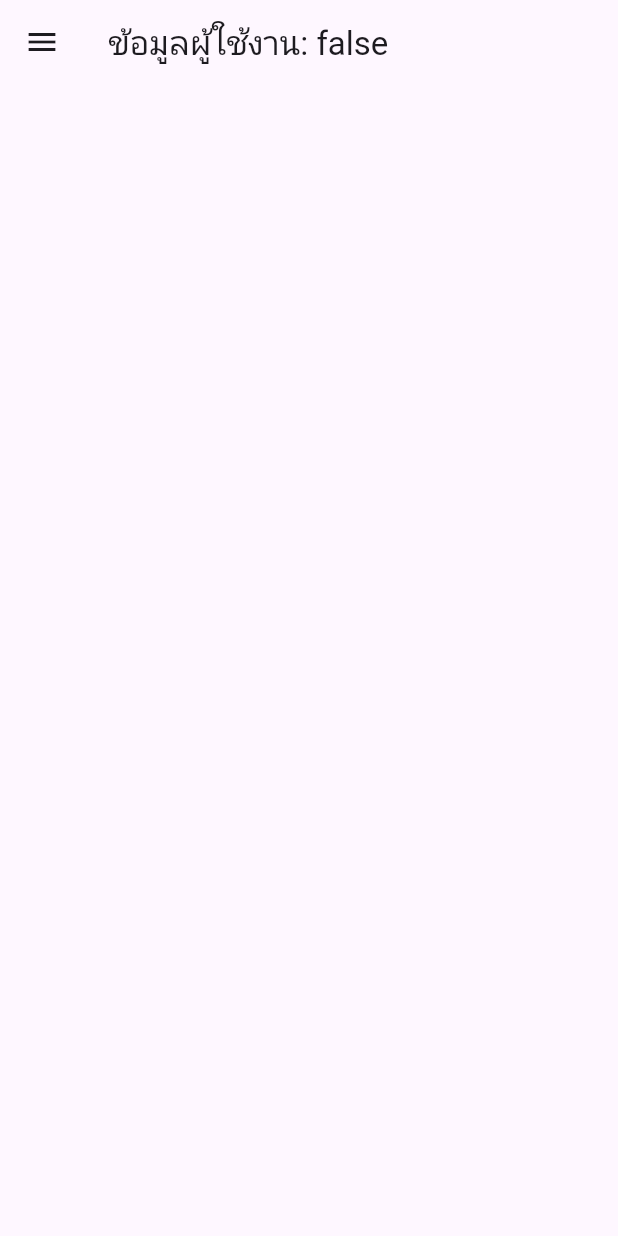
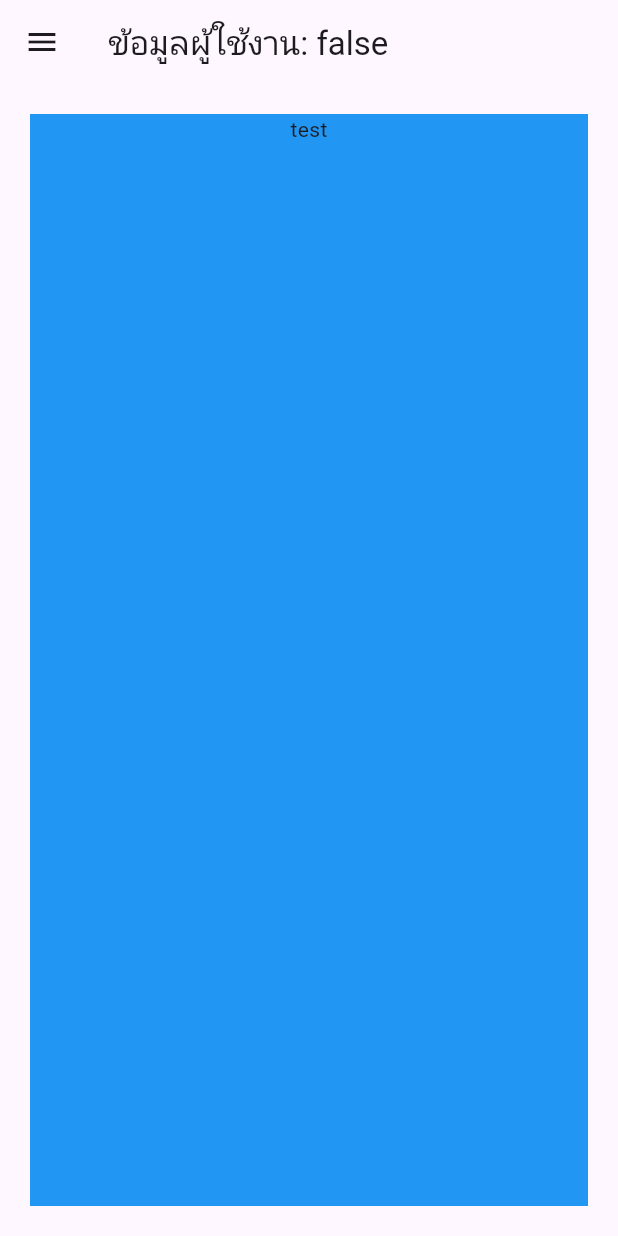
Before and after one commit to peace-space/prototype-auction, a Flutter app: the UserProfile screen opened directly, on a phone screen of 412 x 824 dp. Run offline on Flutter 3.47's test engine with Material 3 defaults, Android fonts, the phone set to English and light mode, and no system bars.

Commit message:
17:30-23/03/2568

```diff
--- a/prototype_your_auction_services/lib/screen/UserProfile.dart
+++ b/prototype_your_auction_services/lib/screen/UserProfile.dart
@@ -22,9 +22,22 @@ class UserProfileState extends State<UserProfile> {
       appBar: AppBar(
         title: Text("ข้อมูลผู้ใช้งาน: ${ShareData.logedIn}"),
       ),
+      body: userProfile(),
       drawer: createDrawer(context),
     );
   }
 
+  Widget userProfile() {
+    return Container(
+      alignment: Alignment.center,
+      color: Colors.blue,
+      margin: EdgeInsets.all(20),
+      child: Column(
+        children: [
+          Text("test")
+        ],
+      ),
+    );
+  }
 
 }
```
